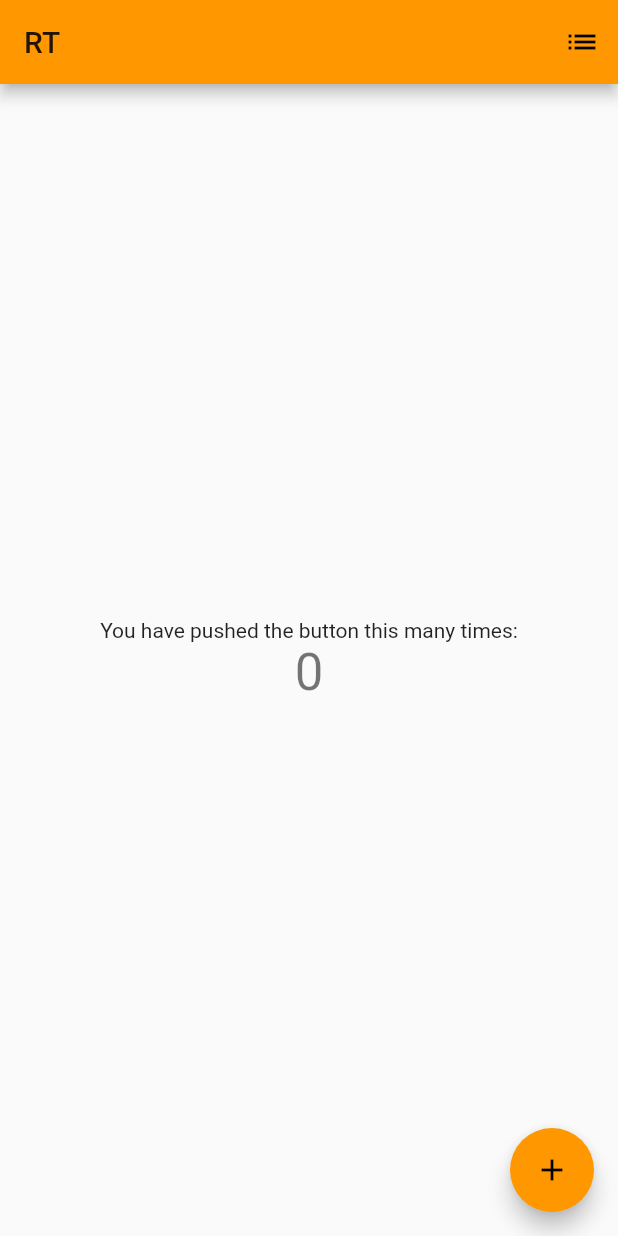
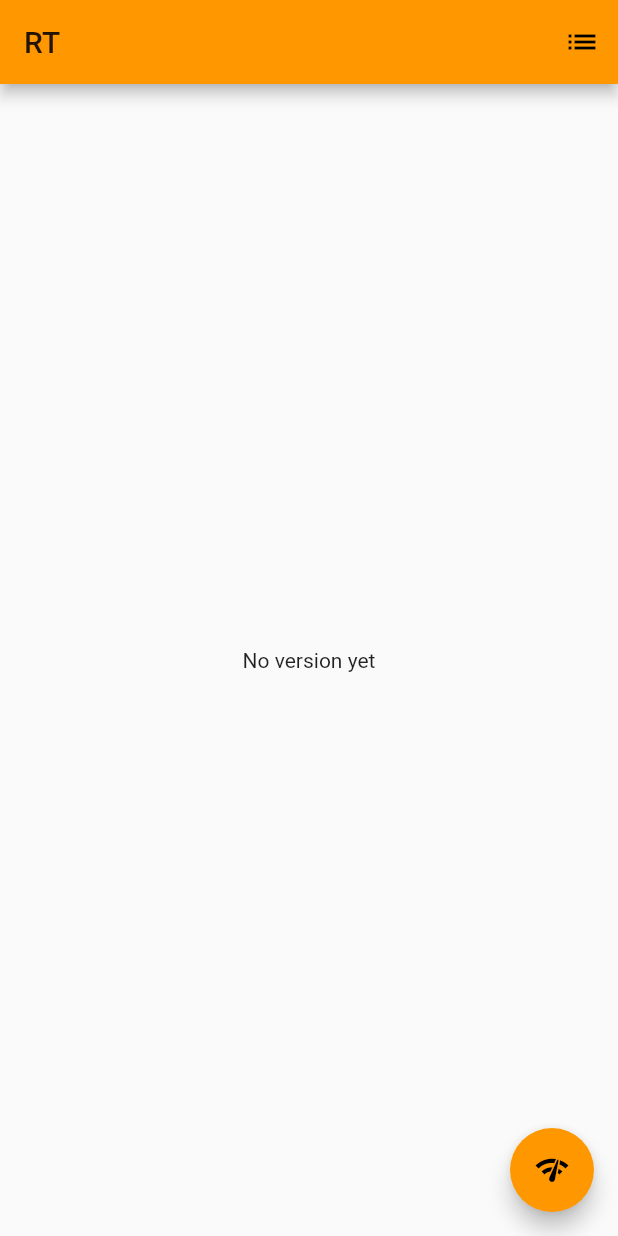
Before and after one commit to jf-guillou/rt_flutter, a Flutter app: the screen it shows after launch, on a phone screen of 412 x 824 dp. Run offline on Flutter 3.47's test engine with Material 2 defaults, Android fonts, the phone set to English and light mode, and no system bars; statements that could not run were skipped.

Commit message:
Added crude RT System Info http fetch using REST API

```diff
--- a/lib/main.dart
+++ b/lib/main.dart
@@ -1,5 +1,4 @@
-import 'dart:math';
-
+import 'package:rt_flutter/screens/home_screen.dart';
 import 'package:flutter/material.dart';
 
 void main() {
@@ -13,135 +12,10 @@ class RT extends StatelessWidget {
     return MaterialApp(
       title: 'Request Tracker Flutter client',
       theme: ThemeData(
-        // This is the theme of your application.
-        //
-        // Try running your application with "flutter run". You'll see the
-        // application has a blue toolbar. Then, without quitting the app, try
-        // changing the primarySwatch below to Colors.green and then invoke
-        // "hot reload" (press "r" in the console where you ran "flutter run",
-        // or simply save your changes to "hot reload" in a Flutter IDE).
-        // Notice that the counter didn't reset back to zero; the application
-        // is not restarted.
         primarySwatch: Colors.orange,
-        // This makes the visual density adapt to the platform that you run
-        // the app on. For desktop platforms, the controls will be smaller and
-        // closer together (more dense) than on mobile platforms.
         visualDensity: VisualDensity.adaptivePlatformDensity,
       ),
-      home: Homepage(title: 'RT'),
+      home: HomeScreen(title: 'RT'),
     );
   }
 }
-
-class Homepage extends StatefulWidget {
-  Homepage({Key key, this.title}) : super(key: key);
-
-  // This widget is the home page of your application. It is stateful, meaning
-  // that it has a State object (defined below) that contains fields that affect
-  // how it looks.
-
-  // This class is the configuration for the state. It holds the values (in this
-  // case the title) provided by the parent (in this case the App widget) and
-  // used by the build method of the State. Fields in a Widget subclass are
-  // always marked "final".
-
-  final String title;
-
-  @override
-  _HomepageState createState() => _HomepageState();
-}
-
-class _HomepageState extends State<Homepage> {
-  int _counter = 0;
-
-  void _incrementCounter() {
-    setState(() {
-      // This call to setState tells the Flutter framework that something has
-      // changed in this State, which causes it to rerun the build method below
-      // so that the display can reflect the updated values. If we changed
-      // _counter without calling setState(), then the build method would not be
-      // called again, and so nothing would appear to happen.
-      if (Random.secure().nextBool()) {
-        _counter--;
-      } else {
-        _counter++;
-      }
-    });
-  }
-
-  @override
-  Widget build(BuildContext context) {
-    // This method is rerun every time setState is called, for instance as done
-    // by the _incrementCounter method above.
-    //
-    // The Flutter framework has been optimized to make rerunning build methods
-    // fast, so that you can just rebuild anything that needs updating rather
-    // than having to individually change instances of widgets.
-    return Scaffold(
-      appBar: AppBar(
-        // Here we take the value from the MyHomePage object that was created by
-        // the App.build method, and use it to set our appbar title.
-        title: Text(widget.title),
-        actions: [
-          IconButton(icon: Icon(Icons.list), onPressed: _pushSaved),
-        ],
-      ),
-      body: Center(
-        // Center is a layout widget. It takes a single child and positions it
-        // in the middle of the parent.
-        child: Column(
-          // Column is also a layout widget. It takes a list of children and
-          // arranges them vertically. By default, it sizes itself to fit its
-          // children horizontally, and tries to be as tall as its parent.
-          //
-          // Invoke "debug painting" (press "p" in the console, choose the
-          // "Toggle Debug Paint" action from the Flutter Inspector in Android
-          // Studio, or the "Toggle Debug Paint" command in Visual Studio Code)
-          // to see the wireframe for each widget.
-          //
-          // Column has various properties to control how it sizes itself and
-          // how it positions its children. Here we use mainAxisAlignment to
-          // center the children vertically; the main axis here is the vertical
-          // axis because Columns are vertical (the cross axis would be
-          // horizontal).
-          mainAxisAlignment: MainAxisAlignment.center,
-          children: <Widget>[
-            Text(
-              'You have pushed the button this many times:',
-            ),
-            Text(
-              '$_counter',
-              style: Theme.of(context).textTheme.headline4,
-            ),
-          ],
-        ),
-      ),
-      floatingActionButton: FloatingActionButton(
-        onPressed: _incrementCounter,
-        tooltip: 'Increment',
-        child: Icon(Icons.add),
-      ), // This trailing comma makes auto-formatting nicer for build methods.
-    );
-  }
-
-  void _pushSaved() {
-    Navigator.of(context).push(
-      MaterialPageRoute<void>(
-        // NEW lines from here...
-        builder: (BuildContext context) {
-          final divided = ListTile.divideTiles(
-            context: context,
-            tiles: [],
-          ).toList();
-
-          return Scaffold(
-            appBar: AppBar(
-              title: Text('Saved Suggestions'),
-            ),
-            body: ListView(children: divided),
-          );
-        }, // ...to here.
-      ),
-    );
-  }
-}
--- /dev/null
+++ b/lib/models/rt_systeminfo_model.dart
@@ -0,0 +1,7 @@
+class RTSystemInfo {
+  String version;
+
+  RTSystemInfo.readJSON(Map<String, dynamic> json) {
+    version = json['Version'];
+  }
+}
--- /dev/null
+++ b/lib/screens/home_screen.dart
@@ -0,0 +1,87 @@
+import 'package:flutter/material.dart';
+import 'package:rt_flutter/models/api_config_model.dart';
+import 'package:rt_flutter/models/rt_systeminfo_model.dart';
+import 'package:rt_flutter/services/api_service.dart';
+import 'package:rt_flutter/utilities/keys.dart';
+
+class HomeScreen extends StatefulWidget {
+  HomeScreen({Key key, this.title}) : super(key: key);
+
+  final String title;
+
+  @override
+  _HomeScreenState createState() => _HomeScreenState();
+}
+
+class _HomeScreenState extends State<HomeScreen> {
+  RTSystemInfo _rt;
+
+  @override
+  void initState() {
+    super.initState();
+    _initAPIConfig();
+  }
+
+  _initAPIConfig() {
+    APIService.instance.config = APIConfig()
+      ..setUrl("https://snps.univ-nantes.fr/rt")
+      ..setAuthToken(RTAPIKey);
+
+    assert(APIService.instance.isUsable());
+  }
+
+  _fetchRTInstance() async {
+    RTSystemInfo rt = await APIService.instance.fetchRTSystemInfo();
+    setState(() => {_rt = rt});
+  }
+
+  @override
+  Widget build(BuildContext context) {
+    return Scaffold(
+      appBar: AppBar(
+        title: Text(widget.title),
+        actions: [
+          IconButton(icon: Icon(Icons.list), onPressed: _pushSaved),
+        ],
+      ),
+      body: Center(
+        child: Column(
+          mainAxisAlignment: MainAxisAlignment.center,
+          children: <Widget>[
+            _rt != null
+                ? Text(
+                    'Version : ${_rt.version}',
+                  )
+                : Text('No version yet')
+          ],
+        ),
+      ),
+      floatingActionButton: FloatingActionButton(
+        onPressed: _fetchRTInstance,
+        tooltip: 'Increment',
+        child: Icon(Icons.network_check),
+      ),
+    );
+  }
+
+  void _pushSaved() {
+    Navigator.of(context).push(
+      MaterialPageRoute<void>(
+        // NEW lines from here...
+        builder: (BuildContext context) {
+          final divided = ListTile.divideTiles(
+            context: context,
+            tiles: [],
+          ).toList();
+
+          return Scaffold(
+            appBar: AppBar(
+              title: Text('Saved Suggestions'),
+            ),
+            body: ListView(children: divided),
+          );
+        }, // ...to here.
+      ),
+    );
+  }
+}
--- /dev/null
+++ b/lib/services/api_service.dart
@@ -0,0 +1,40 @@
+import 'dart:convert';
+import 'dart:io';
+
+import 'package:http/http.dart' as http;
+import 'package:rt_flutter/models/api_config_model.dart';
+import 'package:rt_flutter/models/rt_systeminfo_model.dart';
+
+class APIService {
+  APIService._instantiate();
+  static final APIService instance = APIService._instantiate();
+  static const URIPrefix = "/REST/2.0";
+
+  APIConfig config;
+
+  bool isUsable() {
+    return config != null && config.isUsable();
+  }
+
+  Future<RTSystemInfo> fetchRTSystemInfo() async {
+    assert(isUsable());
+
+    Map<String, String> headers = {
+      HttpHeaders.authorizationHeader: config.authorizationHeader(),
+      // HttpHeaders.contentTypeHeader: 'application/json',
+      // HttpHeaders.acceptHeader: 'application/json',
+    };
+    // Map<String, String> parameters = {};
+    Uri uri = Uri.https(config.host, '${config.path}$URIPrefix/rt');
+
+    print(uri);
+    print(headers.toString());
+    var response = await http.get(uri, headers: headers);
+    print(response.body);
+    if (response.statusCode == HttpStatus.ok) {
+      return RTSystemInfo.readJSON(json.decode(response.body));
+    } else {
+      throw "Unexpected status code : ${response.statusCode}";
+    }
+  }
+}
```
Also changed, not shown: lib/models/api_config_model.dart (added, +57 -0 lines), pubspec.yaml (+3 -7 lines), lib/models/queue_model.dart (added), pubspec.lock, 2 other files.
